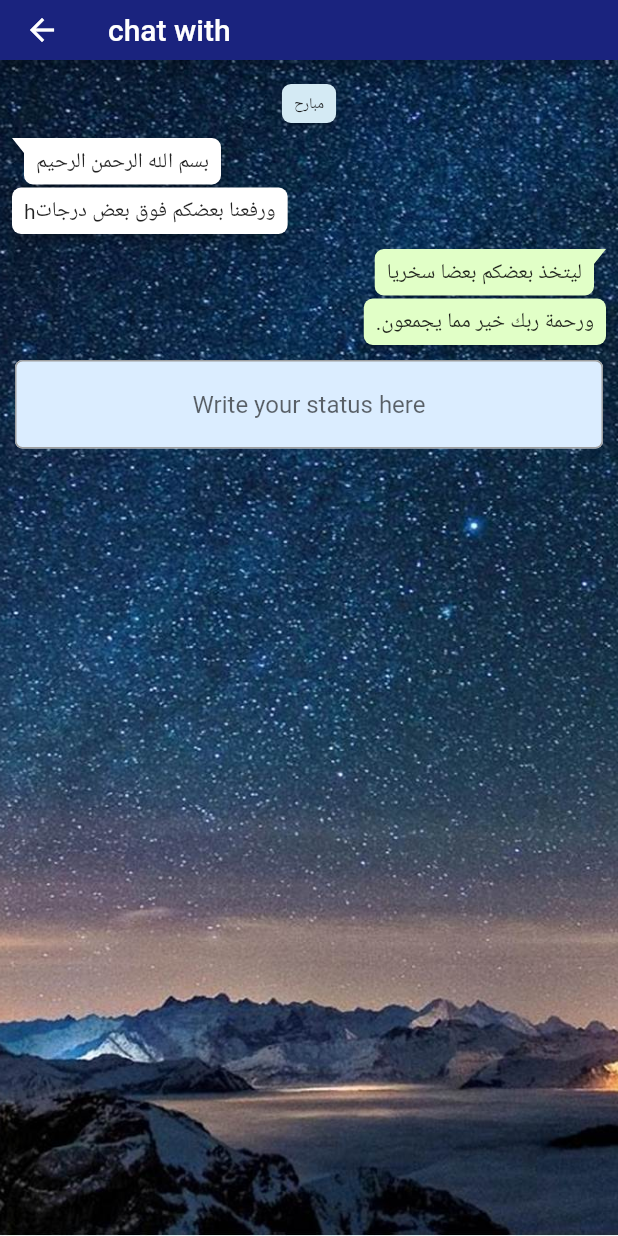
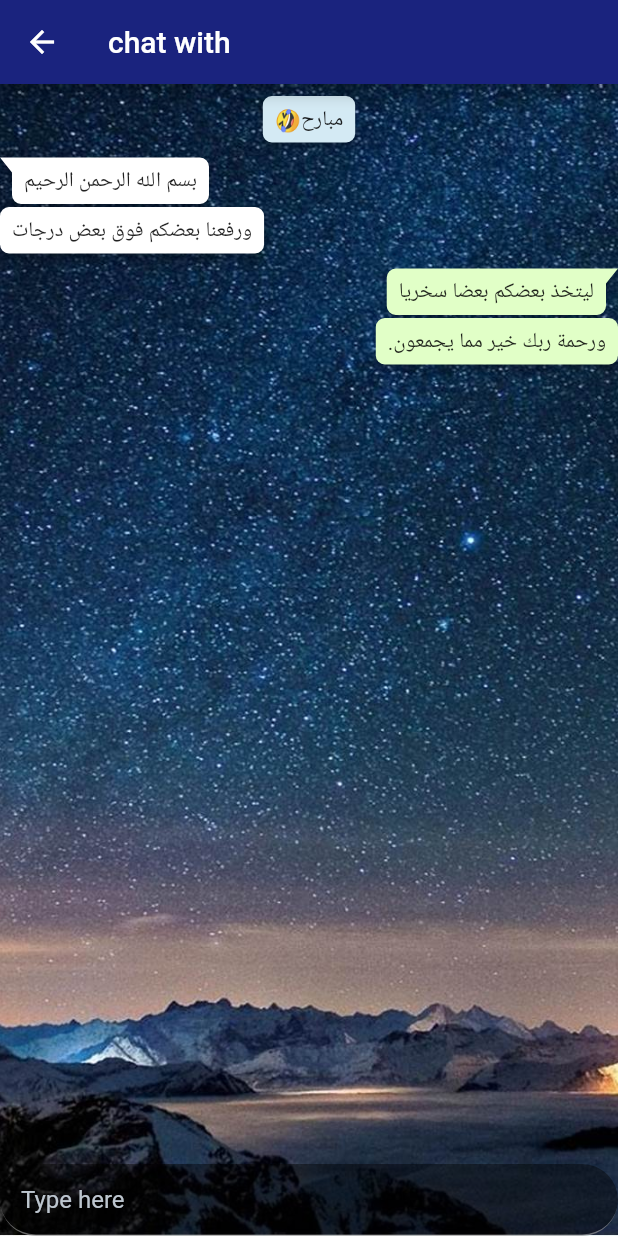
Before and after one commit to aaref-sh/lanchat, a Flutter app: the ChatWith screen opened by its route, on a phone screen of 412 x 824 dp. Run offline on Flutter 3.47's test engine with Material 2 defaults, Android fonts, the phone set to English and light mode, and no system bars; drawn by our look-alikes of bubble; our stand-ins replace motion_tab_bar, shared_preferences, splashscreen; missing offline and left inert: fancy_on_boarding; accounts and stored records are empty.

Commit message:
fix chat page - add textfield - change listview to long listview

```diff
--- a/lib/main.dart
+++ b/lib/main.dart
@@ -8,7 +8,7 @@ void main() => runApp(MaterialApp(
       title: 'this app',
       initialRoute: '/',
       routes: {
-        "/": (context) => Dosplash(),
+        "/": (context) => Home(),
         "/home": (context) => Home(),
         "/chat": (context) => ChatWith(),
         "/fancy": (context) => Fancy(),
--- a/lib/screens/chat.dart
+++ b/lib/screens/chat.dart
@@ -1,5 +1,6 @@
 import 'package:bubble/bubble.dart';
 import 'package:flutter/material.dart';
+import 'package:flutter_app/screens/texts.dart';
 
 class ChatWith extends StatefulWidget {
   @override
@@ -7,87 +8,20 @@ class ChatWith extends StatefulWidget {
 }
 
 class _ChatWithState extends State<ChatWith> {
-  // ChatWith({this.opp})
-  // final oppo;
-  @override
-  void initState() {
-    super.initState();
-  }
-
-  bool ar(String text) {
-    if (text.length == 0) return false;
-    if (text.codeUnitAt(0) >= 0x600 && text.codeUnitAt(0) <= 0x6ff) return true;
-    if (text.codeUnitAt(0) >= 0x750 && text.codeUnitAt(0) <= 0x77f) return true;
-    if (text.codeUnitAt(0) >= 0xfb50 && text.codeUnitAt(0) <= 0xfc3f)
-      return true;
-    if (text.codeUnitAt(0) >= 0xfe70 && text.codeUnitAt(0) <= 0xfefc)
-      return true;
-    return false;
-  }
-
-  BubbleStyle me = BubbleStyle(
-    margin: BubbleEdges.only(top: 10),
-    alignment: Alignment.topRight,
-    nip: BubbleNip.rightTop,
-    elevation: 3,
-    color: Color.fromRGBO(225, 255, 199, 1.0),
-  );
-  BubbleStyle me2 = BubbleStyle(
-    margin: BubbleEdges.only(top: 2),
-    alignment: Alignment.topRight,
-    elevation: 3,
-    nip: BubbleNip.no,
-    color: Color.fromRGBO(225, 255, 199, 1.0),
-  );
-  BubbleStyle he = BubbleStyle(
-    margin: BubbleEdges.only(top: 10),
-    alignment: Alignment.topLeft,
-    elevation: 3,
-    nip: BubbleNip.leftTop,
-  );
-  BubbleStyle he2 = BubbleStyle(
-    margin: BubbleEdges.only(top: 2),
-    alignment: Alignment.topLeft,
-    elevation: 3,
-    nip: BubbleNip.no,
-  );
-  BubbleStyle heading = BubbleStyle(
-    alignment: Alignment.center,
-    color: Color.fromARGB(255, 212, 234, 244),
-    elevation: 2,
-    margin: BubbleEdges.only(top: 8.0),
-  );
-  TextAlign ta(String messag) {
-    return ar(messag) ? TextAlign.right : TextAlign.left;
-  }
-
-  TextDirection td(String message) {
-    return ar(message) ? TextDirection.rtl : TextDirection.ltr;
-  }
-
-  List<String> msg = [
+  List<String> lst = [
+    'مبارح🤣',
     'بسم الله الرحمن الرحيم',
-    'hورفعنا بعضكم فوق بعض درجات',
+    'ورفعنا بعضكم فوق بعض درجات',
     'ليتخذ بعضكم بعضا سخريا',
     'ورحمة ربك خير مما يجمعون.'
   ];
-  List<int> sender = [2, 2, 1, 1];
-  int last = 0;
-  BubbleStyle bs(int x) {
-    if (x == last) {
-      last = x;
-      return x == 1 ? me2 : he2;
-    }
-    last = x;
-    return x == 1 ? me : he;
-  }
-
+  List<int> sender = [3, 2, 2, 1, 1];
+  String msg = '';
   @override
   Widget build(BuildContext context) {
     return Scaffold(
       appBar: AppBar(
           backgroundColor: Colors.indigo[900],
-          toolbarHeight: 40,
           title: Text(
             'chat with',
           )),
@@ -96,48 +30,64 @@ class _ChatWithState extends State<ChatWith> {
             image: DecorationImage(
                 image: AssetImage('images/chat_back.jpg'), fit: BoxFit.cover),
           ),
-          child: ListView(
-            padding: EdgeInsets.all(8.0),
+          child: Column(
             children: [
-              Bubble(
-                  style: heading,
-                  child: Text('مبارح', style: TextStyle(fontSize: 10))),
-              for (int i = 0; i < 4; i++)
-                Bubble(
-                    style: bs(sender[i]),
-                    child: Text(
-                      msg[i],
-                      textAlign: ta(msg[i]),
-                      textDirection: td(msg[i]),
-                    )),
-              Container(
-                alignment: Alignment.bottomCenter,
-                child: Padding(
-                  padding: const EdgeInsets.only(top: 10, left: 2, right: 2),
-                  child: TextField(
-                    textDirection: TextDirection.rtl,
-                    textAlign: TextAlign.center,
-                    minLines: 1,
-                    maxLines: 4,
-                    autocorrect: false,
-                    decoration: InputDecoration(
-                      hintText: 'Write your status here',
-                      filled: true,
-                      fillColor: Color(0xFFDBEDFF),
-                      enabledBorder: OutlineInputBorder(
-                        borderRadius: BorderRadius.all(Radius.circular(5.0)),
-                        borderSide: BorderSide(color: Colors.grey),
-                      ),
-                      focusedBorder: OutlineInputBorder(
-                        borderRadius: BorderRadius.all(Radius.circular(5.0)),
-                        borderSide: BorderSide(color: Colors.grey),
-                      ),
-                    ),
+              Expanded(flex: 1, child: getlist(lst, sender)),
+              TextField(
+                onChanged: (String input) {
+                  setState(() {
+                    if (input != null) msg = input;
+                  });
+                },
+                textAlign: ta(msg),
+                textDirection: td(msg),
+                autofocus: false,
+                style: TextStyle(fontSize: 16.0, color: Color(0xFFbdc6cf)),
+                decoration: InputDecoration(
+                  filled: true,
+                  fillColor: Color(0x6F000000),
+                  hintText: 'Type here',
+                  hintStyle:
+                      TextStyle(fontSize: 16.0, color: Color(0xFFbdc6cf)),
+                  contentPadding: const EdgeInsets.only(
+                      left: 14.0, right: 14.0, bottom: 8.0, top: 8.0),
+                  focusedBorder: OutlineInputBorder(
+                    borderSide: BorderSide(color: Colors.white38),
+                    borderRadius: BorderRadius.circular(25.7),
+                  ),
+                  enabledBorder: UnderlineInputBorder(
+                    borderSide: BorderSide(color: Colors.white38),
+                    borderRadius: BorderRadius.circular(25.7),
                   ),
                 ),
-              ),
+                minLines: 1,
+                maxLines: 3,
+              )
             ],
           )),
     );
   }
 }
+
+int last = 0;
+BubbleStyle bs(int x) {
+  if (x == 3) return heading;
+  if (x == last) {
+    last = x;
+    return x == 1 ? me2 : he2;
+  }
+  last = x;
+  return x == 1 ? me : he;
+}
+
+Widget getlist(List<String> lst, List<int> sender) {
+  var list = ListView.builder(itemBuilder: (context, i) {
+    print(i);
+    if (i < lst.length)
+      return Bubble(
+          style: bs(sender[i]),
+          child:
+              Text(lst[i], textAlign: ta(lst[i]), textDirection: td(lst[i])));
+  });
+  return list;
+}
--- a/lib/screens/main_screen.dart
+++ b/lib/screens/main_screen.dart
@@ -74,7 +74,7 @@ class _TabberState extends State<Tabber> with TickerProviderStateMixin {
                   onTap: () {
                     Navigator.push(context,
                         MaterialPageRoute(builder: (context) => ChatWith()));
-                  })
+                  }),
             ])),
             Container(
               child: Center(
--- /dev/null
+++ b/lib/screens/texts.dart
@@ -0,0 +1,51 @@
+import 'package:bubble/bubble.dart';
+import 'package:flutter/material.dart';
+
+BubbleStyle me = BubbleStyle(
+  margin: BubbleEdges.only(top: 10),
+  alignment: Alignment.topRight,
+  nip: BubbleNip.rightTop,
+  elevation: 3,
+  color: Color.fromRGBO(225, 255, 199, 1.0),
+);
+BubbleStyle me2 = BubbleStyle(
+  margin: BubbleEdges.only(top: 2),
+  alignment: Alignment.topRight,
+  elevation: 3,
+  nip: BubbleNip.no,
+  color: Color.fromRGBO(225, 255, 199, 1.0),
+);
+BubbleStyle he = BubbleStyle(
+  margin: BubbleEdges.only(top: 10),
+  alignment: Alignment.topLeft,
+  elevation: 3,
+  nip: BubbleNip.leftTop,
+);
+BubbleStyle he2 = BubbleStyle(
+  margin: BubbleEdges.only(top: 2),
+  alignment: Alignment.topLeft,
+  elevation: 3,
+  nip: BubbleNip.no,
+);
+BubbleStyle heading = BubbleStyle(
+  alignment: Alignment.center,
+  color: Color.fromARGB(255, 212, 234, 244),
+  elevation: 2,
+  margin: BubbleEdges.only(top: 8.0),
+);
+TextAlign ta(String messag) {
+  return ar(messag) ? TextAlign.right : TextAlign.left;
+}
+
+TextDirection td(String message) {
+  return ar(message) ? TextDirection.rtl : TextDirection.ltr;
+}
+
+bool ar(String text) {
+  if (text == '') return false;
+  if (text.codeUnitAt(0) >= 0x600 && text.codeUnitAt(0) <= 0x6ff) return true;
+  if (text.codeUnitAt(0) >= 0x750 && text.codeUnitAt(0) <= 0x77f) return true;
+  if (text.codeUnitAt(0) >= 0xfb50 && text.codeUnitAt(0) <= 0xfc3f) return true;
+  if (text.codeUnitAt(0) >= 0xfe70 && text.codeUnitAt(0) <= 0xfefc) return true;
+  return false;
+}
--- a/pubspec.yaml
+++ b/pubspec.yaml
@@ -28,7 +28,7 @@ dependencies:
   fancy_on_boarding: ^1.7.0
   shared_preferences: ^0.5.12
   bubble: ^1.1.9+1
-  cupertino_icons: ^1.0.0
+
   # The following adds the Cupertino Icons font to your application.
   # Use with the CupertinoIcons class for iOS style icons.
 
```
Also changed, not shown: pubspec.lock.
